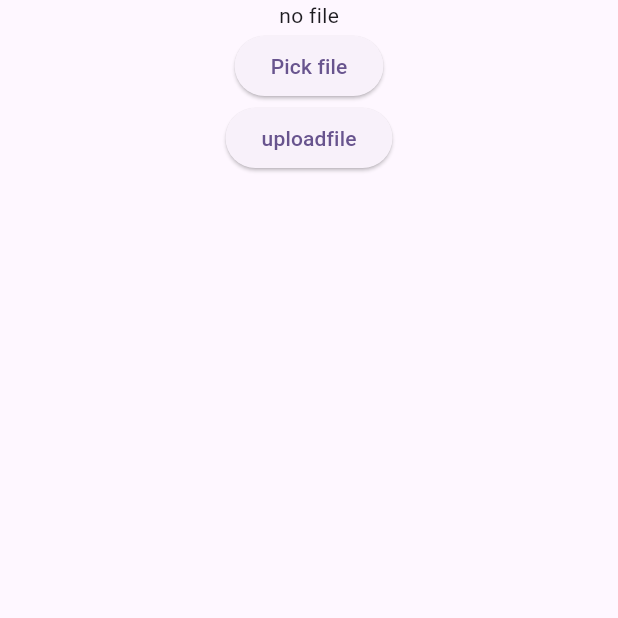
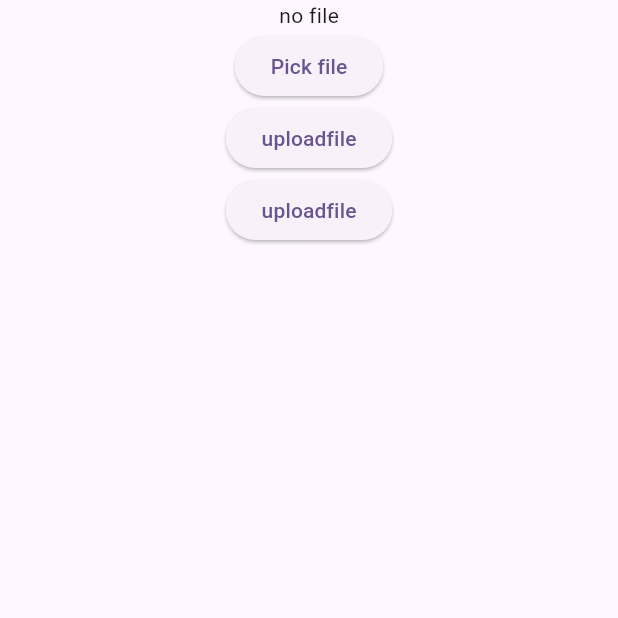
Before and after one commit to abhidnya04/TripMate, a Flutter app: the UploadPage screen opened directly, on a phone screen of 412 x 824 dp, the top half of it. Run offline on Flutter 3.47's test engine with Material 3 defaults, Android fonts, the phone set to English and light mode, and no system bars; our stand-ins replace image_picker, supabase_flutter; accounts and stored records are empty.

Commit message:
new button added

```diff
--- a/lib/pages/upload_docs.dart
+++ b/lib/pages/upload_docs.dart
@@ -60,6 +60,7 @@ class _UploadPageState extends State<UploadPage> {
                 // buttin
                 ElevatedButton(onPressed: pickImage, child: Text('Pick file')),
 
+                ElevatedButton(onPressed: uploadImage, child: Text('uploadfile')),
                 ElevatedButton(onPressed: uploadImage, child: Text('uploadfile'))
               ],
             ),
```
